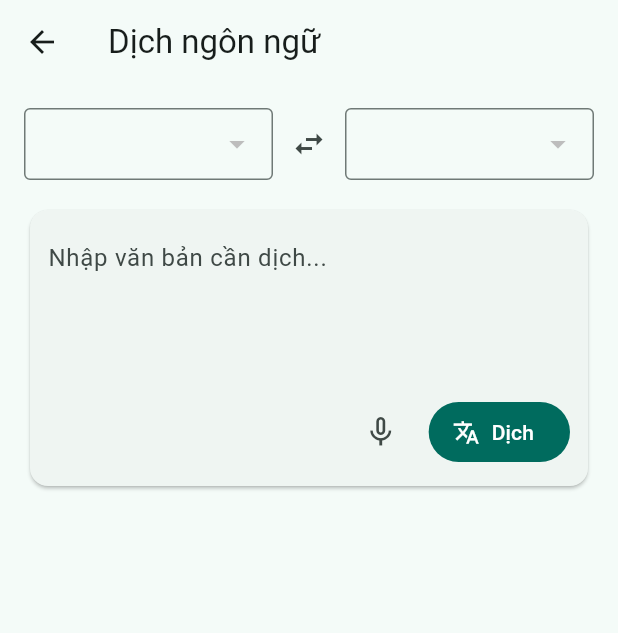
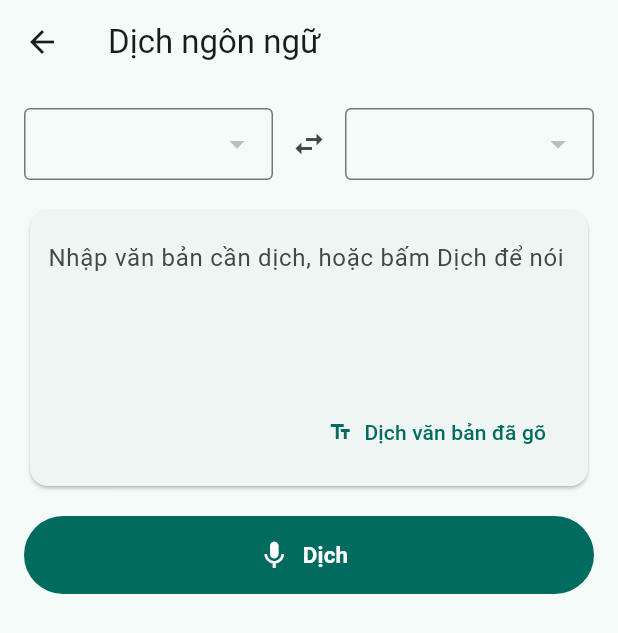
Before and after one commit to xianfuhui/ai-translation-app, a Flutter app: the TranslateScreen screen opened directly, after a tap on the "swap horiz" icon, after a tap on "Dịch", on a phone screen of 412 x 824 dp. Shown: the top 633 px of the screen. Run offline on Flutter 3.47's test engine with Material 3 defaults, Android fonts, the phone set to English and light mode, and no system bars; our stand-ins replace flutter_secure_storage, flutter_tts; accounts and stored records are empty; network calls fail.

Commit message:
mic live

```diff
--- a/mobile/lib/screens/translate/translate_screen.dart
+++ b/mobile/lib/screens/translate/translate_screen.dart
@@ -1,3 +1,4 @@
+import 'dart:async';
 import 'package:flutter/material.dart';
 import 'package:flutter_tts/flutter_tts.dart';
 import '../../models/language.dart';
@@ -16,6 +17,12 @@ import '../../services/vocabulary_service.dart';
 /// - Bản thân việc DỊCH văn bản cần một engine dịch offline (vd model dịch máy
 ///   nhúng theo `translationModel` của từng Language). Hàm `_translate()` bên
 ///   dưới là điểm nối (interface) để bạn cắm engine dịch thật vào.
+///
+/// CHẾ ĐỘ DỊCH TRỰC TIẾP:
+/// Nút "Dịch" hoạt động như 1 công tắc Bắt đầu/Dừng:
+/// - Bấm lần 1 (Bắt đầu): mở mic, liên tục nhận diện giọng nói (Vosk) và tự
+///   động dịch từng câu ngay khi nhận được, không cần bấm lại.
+/// - Bấm lần 2 (Dừng): tắt mic, dừng vòng lặp nhận diện + dịch.
 class TranslateScreen extends StatefulWidget {
   const TranslateScreen({super.key});
 
@@ -36,12 +43,17 @@ class _TranslateScreenState extends State<TranslateScreen> {
   String _translatedText = '';
   bool _loadingLanguages = true;
   bool _isTranslating = false;
-  bool _isListening = false;
+
+  // Trạng thái chế độ dịch trực tiếp (start/stop)
+  bool _isLiveTranslating = false;
+  StreamSubscription<String>? _liveSpeechSubscription;
 
   @override
-  void initState() {
-    super.initState();
-    _loadLanguages();
+  void dispose() {
+    _liveSpeechSubscription?.cancel();
+    _inputController.dispose();
+    _tts.stop();
+    super.dispose();
   }
 
   Future<void> _loadLanguages() async {
@@ -64,7 +76,14 @@ class _TranslateScreenState extends State<TranslateScreen> {
     }
   }
 
+  @override
+  void initState() {
+    super.initState();
+    _loadLanguages();
+  }
+
   void _swapLanguages() {
+    if (_isLiveTranslating) return; // không đổi ngôn ngữ khi đang dịch trực tiếp
     setState(() {
       final tmp = _sourceLang;
       _sourceLang = _targetLang;
@@ -78,44 +97,40 @@ class _TranslateScreenState extends State<TranslateScreen> {
     return '[Bản dịch offline sẽ hiện ở đây] $text';
   }
 
-  Future<void> _handleTranslate() async {
+  /// Dịch 1 lần đoạn text hiện có trong ô nhập (dùng khi gõ tay, không ở chế độ trực tiếp)
+  Future<void> _handleTranslateOnce() async {
     final text = _inputController.text.trim();
     if (text.isEmpty || _sourceLang == null || _targetLang == null) return;
 
     setState(() => _isTranslating = true);
     try {
       final result = await _translate(text);
+      if (!mounted) return;
       setState(() => _translatedText = result);
+      _saveToHistory(text, result);
+    } finally {
+      if (mounted) setState(() => _isTranslating = false);
+    }
+  }
 
+  void _saveToHistory(String sourceText, String translatedText, {String type = 'text'}) {
+    if (_sourceLang == null || _targetLang == null) return;
     // Lưu lịch sử (Online - best effort, không chặn UI nếu lỗi mạng)
     _historyService
         .createHistory(
           sourceLanguage: _sourceLang!.code,
           targetLanguage: _targetLang!.code,
-            sourceText: text,
-            translatedText: result,
-            type: 'text',
+          sourceText: sourceText,
+          translatedText: translatedText,
+          type: type,
         )
         .catchError((_) {});
-    } finally {
-      if (mounted) setState(() => _isTranslating = false);
-    }
   }
 
   Future<void> _speak(String text, String? langCode) async {
     if (text.isEmpty) return;
     if (langCode != null) await _tts.setLanguage(langCode);
     await _tts.speak(text);
-  }
-
-  // TODO: Nối với vosk_flutter: khởi tạo recognizer bằng model theo
-  // `_sourceLang.voskModelName`, lắng nghe audio stream, đổ kết quả vào _inputController.
-  Future<void> _toggleListening() async {
-    setState(() => _isListening = !_isListening);
-    if (!_isListening) return;
-    ScaffoldMessenger.of(context).showSnackBar(
-      const SnackBar(content: Text('Đang lắng nghe... (tích hợp Vosk tại đây)')),
-    );
   }
 
   Future<void> _saveWordAsVocabulary(String word) async {
@@ -132,6 +147,63 @@ class _TranslateScreenState extends State<TranslateScreen> {
       if (!mounted) return;
       ScaffoldMessenger.of(context).showSnackBar(SnackBar(content: Text('Lưu từ vựng thất bại: $e')));
     }
+  }
+
+  // ===== Chế độ dịch trực tiếp (Start / Stop) =====
+
+  Future<void> _toggleLiveTranslate() async {
+    if (_sourceLang == null || _targetLang == null) return;
+    if (_isLiveTranslating) {
+      await _stopLiveTranslate();
+    } else {
+      await _startLiveTranslate();
+    }
+  }
+
+  Future<void> _startLiveTranslate() async {
+    setState(() {
+      _isLiveTranslating = true;
+      _inputController.clear();
+      _translatedText = '';
+    });
+
+    // TODO: Nối với vosk_flutter tại đây:
+    // 1. Khởi tạo Recognizer bằng model theo `_sourceLang!.voskModelName`.
+    // 2. Mở stream audio từ mic, lắng nghe kết quả nhận diện (partial + final).
+    // 3. Với mỗi câu nhận diện HOÀN CHỈNH (final result), gọi `_onSpeechRecognized(text)`
+    //    bên dưới để tự động dịch ngay - không cần người dùng bấm gì thêm.
+    //
+    // Ví dụ minh họa luồng dữ liệu (thay bằng stream thật của Vosk):
+    // _liveSpeechSubscription = voskRecognizer.onResult.listen((recognizedText) {
+    //   _onSpeechRecognized(recognizedText);
+    // });
+
+    if (!mounted) return;
+    ScaffoldMessenger.of(context).showSnackBar(
+      const SnackBar(content: Text('Đang dịch trực tiếp... (tích hợp Vosk tại đây)')),
+    );
+  }
+
+  Future<void> _stopLiveTranslate() async {
+    await _liveSpeechSubscription?.cancel();
+    _liveSpeechSubscription = null;
+    if (!mounted) return;
+    setState(() => _isLiveTranslating = false);
+  }
+
+  /// Được gọi mỗi khi nhận diện được 1 câu hoàn chỉnh trong lúc dịch trực tiếp.
+  /// Tự động dịch ngay và cập nhật kết quả, không cần thao tác thêm.
+  Future<void> _onSpeechRecognized(String recognizedText) async {
+    if (recognizedText.trim().isEmpty) return;
+    setState(() => _inputController.text = recognizedText);
+
+    final result = await _translate(recognizedText);
+    if (!mounted) return;
+    setState(() => _translatedText = result);
+    _saveToHistory(recognizedText, result, type: 'speech');
+
+    // Tự động đọc to bản dịch để có trải nghiệm "dịch trực tiếp" 2 chiều
+    _speak(result, _targetLang?.code);
   }
 
   @override
@@ -151,6 +223,8 @@ class _TranslateScreenState extends State<TranslateScreen> {
               const SizedBox(height: 16),
               _buildInputCard(),
               const SizedBox(height: 16),
+              _buildLiveTranslateButton(),
+              const SizedBox(height: 16),
               if (_translatedText.isNotEmpty) _buildResultCard(),
             ],
           ),
@@ -163,7 +237,7 @@ class _TranslateScreenState extends State<TranslateScreen> {
     return Row(
       children: [
         Expanded(child: _languageDropdown(_sourceLang, (v) => setState(() => _sourceLang = v))),
-        IconButton(icon: const Icon(Icons.swap_horiz), onPressed: _swapLanguages),
+        IconButton(icon: const Icon(Icons.swap_horiz), onPressed: _isLiveTranslating ? null : _swapLanguages),
         Expanded(child: _languageDropdown(_targetLang, (v) => setState(() => _targetLang = v))),
       ],
     );
@@ -175,7 +249,7 @@ class _TranslateScreenState extends State<TranslateScreen> {
       isExpanded: true,
       decoration: const InputDecoration(border: OutlineInputBorder(), contentPadding: EdgeInsets.symmetric(horizontal: 12)),
       items: _languages.map((l) => DropdownMenuItem(value: l, child: Text(l.name, overflow: TextOverflow.ellipsis))).toList(),
-      onChanged: onChanged,
+      onChanged: _isLiveTranslating ? null : onChanged,
     );
   }
 
@@ -189,28 +263,45 @@ class _TranslateScreenState extends State<TranslateScreen> {
             TextField(
               controller: _inputController,
               maxLines: 4,
-              decoration: const InputDecoration(hintText: 'Nhập văn bản cần dịch...', border: InputBorder.none),
+              readOnly: _isLiveTranslating, // đang dịch trực tiếp thì text được đổ vào tự động từ mic
+              decoration: InputDecoration(
+                hintText: _isLiveTranslating ? 'Đang nghe...' : 'Nhập văn bản cần dịch, hoặc bấm Dịch để nói',
+                border: InputBorder.none,
               ),
+            ),
+            if (!_isLiveTranslating)
               Row(
                 mainAxisAlignment: MainAxisAlignment.end,
                 children: [
-                IconButton(
-                  icon: Icon(_isListening ? Icons.mic : Icons.mic_none),
-                  color: _isListening ? Colors.red : null,
-                  onPressed: _toggleListening,
-                  tooltip: 'Chuyển giọng nói thành văn bản',
-                ),
-                const SizedBox(width: 8),
-                FilledButton.icon(
-                  onPressed: _isTranslating ? null : _handleTranslate,
+                  TextButton.icon(
+                    onPressed: _isTranslating ? null : _handleTranslateOnce,
                     icon: _isTranslating
-                      ? const SizedBox(height: 16, width: 16, child: CircularProgressIndicator(strokeWidth: 2))
-                      : const Icon(Icons.translate, size: 18),
-                  label: const Text('Dịch'),
+                        ? const SizedBox(height: 14, width: 14, child: CircularProgressIndicator(strokeWidth: 2))
+                        : const Icon(Icons.text_fields, size: 16),
+                    label: const Text('Dịch văn bản đã gõ'),
                   ),
                 ],
               ),
           ],
+        ),
+      ),
+    );
+  }
+
+  /// Nút chính: Bắt đầu / Dừng dịch trực tiếp bằng giọng nói.
+  Widget _buildLiveTranslateButton() {
+    return SizedBox(
+      width: double.infinity,
+      height: 52,
+      child: FilledButton.icon(
+        onPressed: _toggleLiveTranslate,
+        style: FilledButton.styleFrom(
+          backgroundColor: _isLiveTranslating ? Theme.of(context).colorScheme.error : null,
+        ),
+        icon: Icon(_isLiveTranslating ? Icons.stop_circle_outlined : Icons.mic, size: 22),
+        label: Text(
+          _isLiveTranslating ? 'Dừng dịch trực tiếp' : 'Dịch',
+          style: const TextStyle(fontSize: 15, fontWeight: FontWeight.w600),
         ),
       ),
     );
@@ -228,7 +319,15 @@ class _TranslateScreenState extends State<TranslateScreen> {
               Row(
                 mainAxisAlignment: MainAxisAlignment.spaceBetween,
                 children: [
+                  Row(
+                    children: [
                       const Text('Kết quả', style: TextStyle(fontWeight: FontWeight.w600)),
+                      if (_isLiveTranslating) ...[
+                        const SizedBox(width: 8),
+                        _buildLiveDot(),
+                      ],
+                    ],
+                  ),
                   IconButton(
                     icon: const Icon(Icons.volume_up_outlined),
                     onPressed: () => _speak(_translatedText, _targetLang?.code),
@@ -264,4 +363,12 @@ class _TranslateScreenState extends State<TranslateScreen> {
       ),
     );
   }
+
+  Widget _buildLiveDot() {
+    return Container(
+      width: 8,
+      height: 8,
+      decoration: BoxDecoration(color: Theme.of(context).colorScheme.error, shape: BoxShape.circle),
+    );
   }
+}
```
Also changed, not shown: 1 other file. Lines whose indentation alone changed are shown as unchanged.
